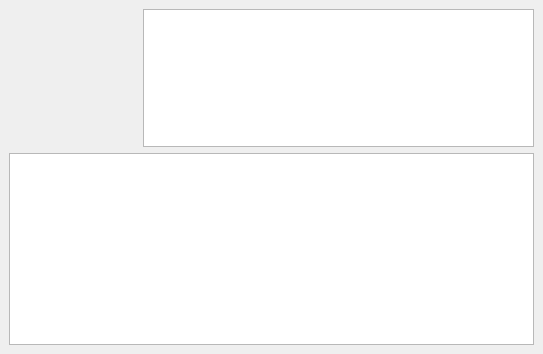
Old version of the form libraries/qxrdlib/qxrdstartupwindow.ui in the repository guyjennings/qxrd.
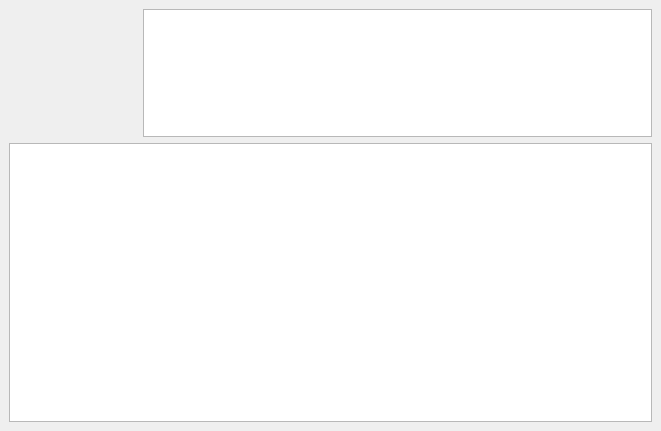
New version of the form.

Commit message: Implement QxrdInfoWindow Set title of startup windows

Patch:
```diff
--- a/libraries/qxrdlib/qxrdstartupwindow.ui
+++ b/libraries/qxrdlib/qxrdstartupwindow.ui
@@ -6,8 +6,8 @@
    <rect>
     <x>0</x>
     <y>0</y>
-    <width>543</width>
-    <height>354</height>
+    <width>661</width>
+    <height>431</height>
    </rect>
   </property>
   <property name="windowTitle">
@@ -20,7 +20,7 @@
       <property name="sizePolicy">
        <sizepolicy hsizetype="Maximum" vsizetype="Maximum">
         <horstretch>0</horstretch>
-        <verstretch>0</verstretch>
+        <verstretch>1</verstretch>
        </sizepolicy>
       </property>
       <property name="minimumSize">
@@ -37,9 +37,9 @@
     <item row="0" column="1">
      <widget class="QTextBrowser" name="m_Description">
       <property name="sizePolicy">
-       <sizepolicy hsizetype="Expanding" vsizetype="Minimum">
+       <sizepolicy hsizetype="Expanding" vsizetype="Expanding">
         <horstretch>0</horstretch>
-        <verstretch>0</verstretch>
+        <verstretch>1</verstretch>
        </sizepolicy>
       </property>
       <property name="minimumSize">
@@ -50,7 +50,7 @@
       </property>
       <property name="font">
        <font>
-        <pointsize>13</pointsize>
+        <pointsize>12</pointsize>
        </font>
       </property>
       <property name="textInteractionFlags">
@@ -61,11 +61,16 @@
     <item row="1" column="0" colspan="2">
      <widget class="QTextBrowser" name="m_Messages">
       <property name="sizePolicy">
-       <sizepolicy hsizetype="Expanding" vsizetype="Minimum">
+       <sizepolicy hsizetype="Expanding" vsizetype="Expanding">
         <horstretch>1</horstretch>
-        <verstretch>1</verstretch>
+        <verstretch>10</verstretch>
        </sizepolicy>
       </property>
+      <property name="font">
+       <font>
+        <pointsize>10</pointsize>
+       </font>
+      </property>
       <property name="textInteractionFlags">
        <set>Qt::TextSelectableByKeyboard|Qt::TextSelectableByMouse</set>
       </property>
```
The commit also changes 5 other files.
